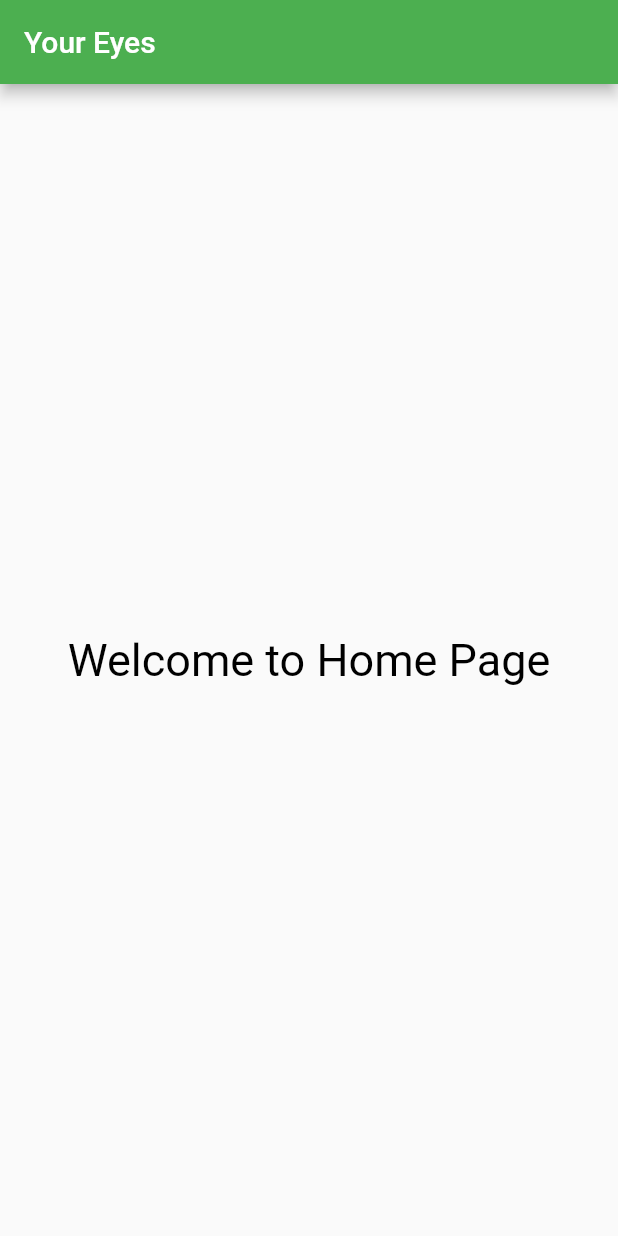
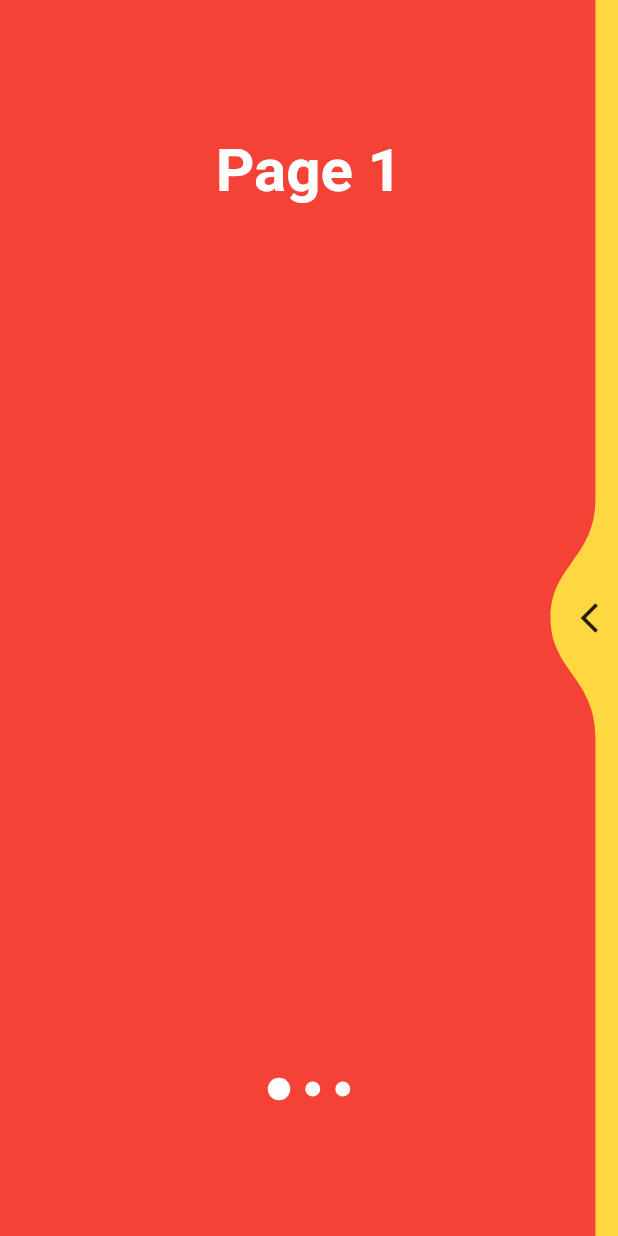
Before and after one commit to jatiinyadav/Your_Eyes, a Flutter app: the screen it shows after launch, on a phone screen of 412 x 824 dp. Run offline on Flutter 3.47's test engine with Material 2 defaults, Android fonts, the phone set to English and light mode, and no system bars; drawn by our look-alikes of liquid_swipe.

Commit message:
Liquid Swipe  Added

```diff
--- /dev/null
+++ b/lib/content/page1.dart
@@ -0,0 +1,61 @@
+import 'package:flutter/material.dart';
+
+class PageOne extends StatelessWidget {
+  const PageOne({Key? key}) : super(key: key);
+
+  @override
+  Widget build(BuildContext context) {
+    return Container(
+      color: Colors.red,
+      child: Column(
+        mainAxisAlignment: MainAxisAlignment.spaceEvenly,
+        crossAxisAlignment: CrossAxisAlignment.center,
+        children: [
+          Center(
+            child: Text(
+              'Page 1',
+              style: TextStyle(
+                fontSize: 40,
+                fontWeight: FontWeight.bold,
+                decoration: TextDecoration.none,
+                color: Colors.white,
+              ),
+            ),
+          ),
+          SizedBox(height: 400),
+          Row(
+            mainAxisAlignment: MainAxisAlignment.center,
+            children: [
+              Container(
+                width: 15.0,
+                height: 15.0,
+                decoration: new BoxDecoration(
+                  color: Colors.white,
+                  shape: BoxShape.circle,
+                ),
+              ),
+              SizedBox(width: 10),
+              Container(
+                width: 10.0,
+                height: 10.0,
+                decoration: new BoxDecoration(
+                  color: Colors.white,
+                  shape: BoxShape.circle,
+                ),
+              ),
+              SizedBox(width: 10),
+              Container(
+                width: 10.0,
+                height: 10.0,
+                decoration: new BoxDecoration(
+                  color: Colors.white,
+                  shape: BoxShape.circle,
+                ),
+              )
+            ],
+          ),
+        ],
+      ),
+    );
+  }
+}
--- /dev/null
+++ b/lib/content/page2.dart
@@ -0,0 +1,61 @@
+import 'package:flutter/material.dart';
+
+class PageTwo extends StatelessWidget {
+  const PageTwo({Key? key}) : super(key: key);
+
+  @override
+  Widget build(BuildContext context) {
+    return Container(
+      color: Colors.amberAccent,
+      child: Column(
+        mainAxisAlignment: MainAxisAlignment.spaceEvenly,
+        crossAxisAlignment: CrossAxisAlignment.center,
+        children: [
+          Center(
+            child: Text(
+              'Page 2',
+              style: TextStyle(
+                fontSize: 40,
+                fontWeight: FontWeight.bold,
+                decoration: TextDecoration.none,
+                color: Colors.white,
+              ),
+            ),
+          ),
+          SizedBox(height: 400),
+          Row(
+            mainAxisAlignment: MainAxisAlignment.center,
+            children: [
+              Container(
+                width: 10.0,
+                height: 10.0,
+                decoration: new BoxDecoration(
+                  color: Colors.white,
+                  shape: BoxShape.circle,
+                ),
+              ),
+              SizedBox(width: 10),
+              Container(
+                width: 15.0,
+                height: 15.0,
+                decoration: new BoxDecoration(
+                  color: Colors.white,
+                  shape: BoxShape.circle,
+                ),
+              ),
+              SizedBox(width: 10),
+              Container(
+                width: 10.0,
+                height: 10.0,
+                decoration: new BoxDecoration(
+                  color: Colors.white,
+                  shape: BoxShape.circle,
+                ),
+              )
+            ],
+          ),
+        ],
+      ),
+    );
+  }
+}
--- /dev/null
+++ b/lib/content/page3.dart
@@ -0,0 +1,61 @@
+import 'package:flutter/material.dart';
+
+class PageThree extends StatelessWidget {
+  const PageThree({Key? key}) : super(key: key);
+
+  @override
+  Widget build(BuildContext context) {
+    return Container(
+      color: Colors.teal,
+      child: Column(
+        mainAxisAlignment: MainAxisAlignment.spaceEvenly,
+        crossAxisAlignment: CrossAxisAlignment.center,
+        children: [
+          Center(
+            child: Text(
+              'Page 3',
+              style: TextStyle(
+                fontSize: 40,
+                fontWeight: FontWeight.bold,
+                decoration: TextDecoration.none,
+                color: Colors.white,
+              ),
+            ),
+          ),
+          SizedBox(height: 400),
+          Row(
+            mainAxisAlignment: MainAxisAlignment.center,
+            children: [
+              Container(
+                width: 10.0,
+                height: 10.0,
+                decoration: new BoxDecoration(
+                  color: Colors.white,
+                  shape: BoxShape.circle,
+                ),
+              ),
+              SizedBox(width: 10),
+              Container(
+                width: 10.0,
+                height: 10.0,
+                decoration: new BoxDecoration(
+                  color: Colors.white,
+                  shape: BoxShape.circle,
+                ),
+              ),
+              SizedBox(width: 10),
+              Container(
+                width: 15.0,
+                height: 15.0,
+                decoration: new BoxDecoration(
+                  color: Colors.white,
+                  shape: BoxShape.circle,
+                ),
+              )
+            ],
+          ),
+        ],
+      ),
+    );
+  }
+}
--- a/lib/main.dart
+++ b/lib/main.dart
@@ -1,6 +1,7 @@
 // import 'dart:async';
 import 'package:flutter/material.dart';
-import 'package:miniproject_youreyes/pages/home.dart';
+// import 'package:miniproject_youreyes/pages/home.dart';
+import 'package:miniproject_youreyes/pages/liquidswipe.dart';
 
 // import 'package:splashscreen/splashscreen.dart';
 
@@ -16,7 +17,8 @@ class MyApp extends StatelessWidget {
         primarySwatch: Colors.green,
       ),
       // home: SplashScreenPage(),
-      home: HomeScreen(),
+      // home: HomeScreen(),
+      home: LiquidSwipeHome(),
       debugShowCheckedModeBanner: false,
     );
   }
--- /dev/null
+++ b/lib/pages/liquidswipe.dart
@@ -0,0 +1,24 @@
+import 'package:flutter/material.dart';
+import 'package:liquid_swipe/liquid_swipe.dart';
+import 'package:miniproject_youreyes/content/page1.dart';
+import 'package:miniproject_youreyes/content/page2.dart';
+import 'package:miniproject_youreyes/content/page3.dart';
+
+class LiquidSwipeHome extends StatelessWidget {
+  const LiquidSwipeHome({Key? key}) : super(key: key);
+
+  @override
+  Widget build(BuildContext context) {
+    return LiquidSwipe(
+      pages: [
+        PageOne(),
+        PageTwo(),
+        PageThree(),
+      ],
+      enableSideReveal: true,
+      positionSlideIcon: 0.5,
+      slideIconWidget: Icon(Icons.arrow_back_ios),
+      waveType: WaveType.liquidReveal,
+    );
+  }
+}
--- a/pubspec.yaml
+++ b/pubspec.yaml
@@ -23,7 +23,7 @@ environment:
 dependencies:
   flutter:
     sdk: flutter
-
+  liquid_swipe: ^2.1.1
 
   # The following adds the Cupertino Icons font to your application.
   # Use with the CupertinoIcons class for iOS style icons.
@@ -33,6 +33,7 @@ dev_dependencies:
   flutter_test:
     sdk: flutter
   splashscreen: ^1.3.5
+
 
 # For information on the generic Dart part of this file, see the
 # following page: https://dart.dev/tools/pub/pubspec
```
Also changed, not shown: pubspec.lock.
